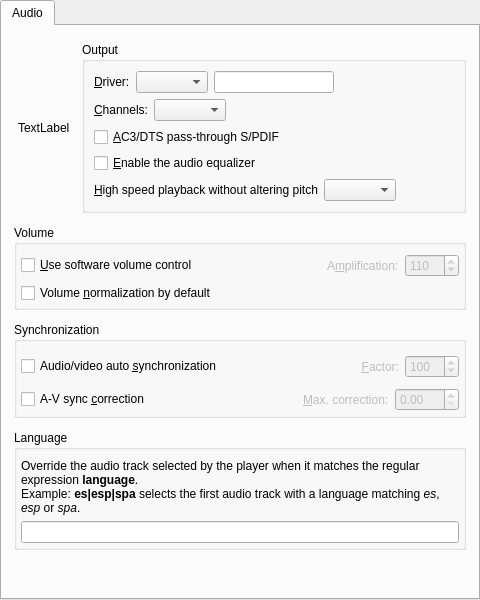
First picture: the form in src/gui/pref/audio.ui, repository wilbert2000/wzplayer, before the edit.
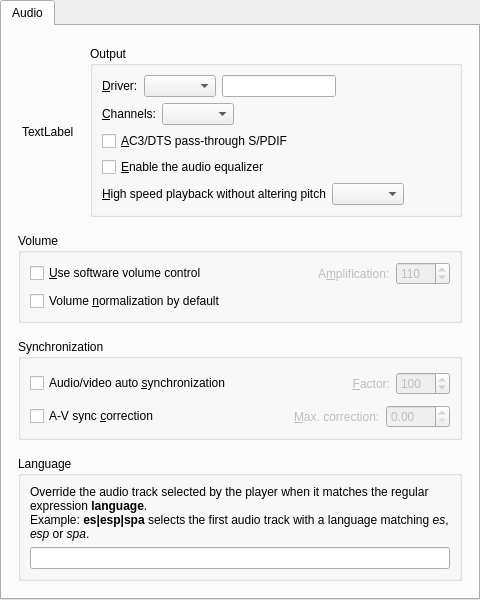
Second picture: the form after the edit. Custom widgets are drawn as their Qt base class.

Commit message: Margins, margins

What changed in the file:
```diff
--- a/src/gui/pref/audio.ui
+++ b/src/gui/pref/audio.ui
@@ -28,10 +28,19 @@
       </attribute>
       <layout class="QVBoxLayout" name="verticalLayout">
        <property name="spacing">
-        <number>12</number>
+        <number>16</number>
        </property>
-       <property name="margin">
-        <number>12</number>
+       <property name="leftMargin">
+        <number>16</number>
+       </property>
+       <property name="topMargin">
+        <number>16</number>
+       </property>
+       <property name="rightMargin">
+        <number>16</number>
+       </property>
+       <property name="bottomMargin">
+        <number>16</number>
        </property>
        <item>
         <layout class="QHBoxLayout" name="output_layout">
@@ -213,15 +222,6 @@
           <bool>true</bool>
          </property>
          <layout class="QVBoxLayout">
-          <property name="leftMargin">
-           <number>4</number>
-          </property>
-          <property name="rightMargin">
-           <number>4</number>
-          </property>
-          <property name="bottomMargin">
-           <number>4</number>
-          </property>
           <item>
            <layout class="QHBoxLayout">
             <property name="spacing">
@@ -303,15 +303,6 @@
           <bool>true</bool>
          </property>
          <layout class="QVBoxLayout">
-          <property name="leftMargin">
-           <number>4</number>
-          </property>
-          <property name="rightMargin">
-           <number>4</number>
-          </property>
-          <property name="bottomMargin">
-           <number>4</number>
-          </property>
           <item>
            <layout class="QHBoxLayout">
             <item>
@@ -436,15 +427,6 @@
           <bool>true</bool>
          </property>
          <layout class="QVBoxLayout" name="verticalLayout_2">
-          <property name="leftMargin">
-           <number>4</number>
-          </property>
-          <property name="rightMargin">
-           <number>4</number>
-          </property>
-          <property name="bottomMargin">
-           <number>4</number>
-          </property>
           <item>
            <widget class="QLabel" name="language_label">
             <property name="text">
```
Left out of the diff: 44 changed lines with no effect on the pictures. The commit also changes 13 other files.
